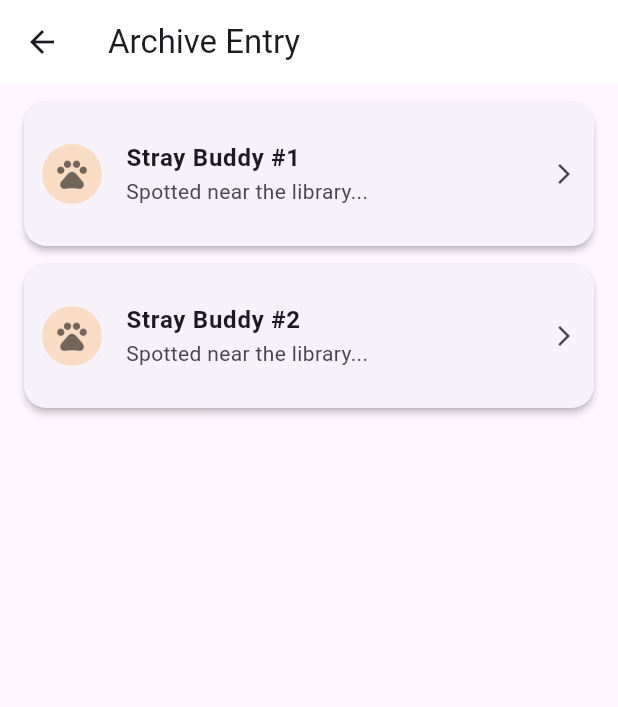
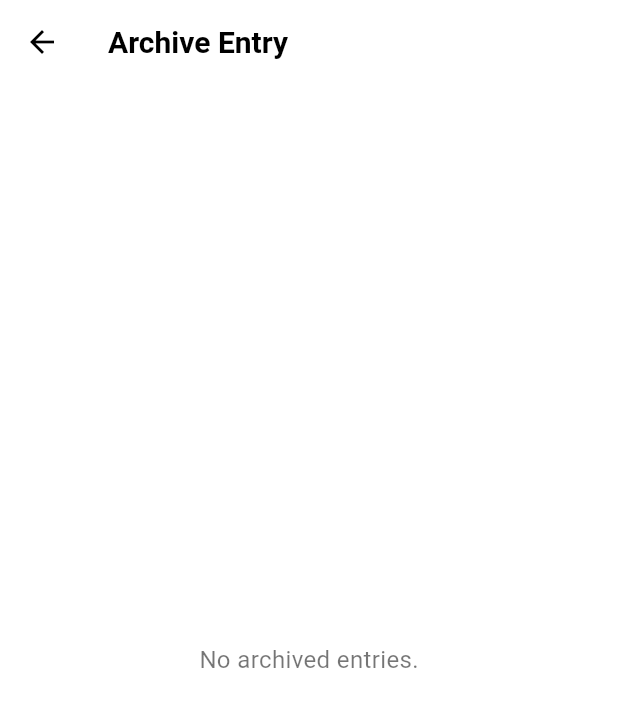
Before and after one commit to smcdelacruz/CMSC156-Embark-App, a Flutter app: the HomeScreen screen opened by its route, after a tap on the "archive" icon, on a phone screen of 412 x 824 dp. Shown: the top 707 px of the screen. Run offline on Flutter 3.47's test engine with Material 3 defaults, Android fonts, the phone set to English and light mode, and no system bars; our stand-ins replace google_fonts, image_picker, like_button, shared_preferences; accounts and stored records are empty.

Commit message:
feat: implement archiving functionality for strays and enhance UI components

```diff
--- a/lib/models/stray.dart
+++ b/lib/models/stray.dart
@@ -11,6 +11,7 @@ class Stray {
   final String temperament;
   final String deworming;
   final String vaccination;
+  final bool isArchived;
 
   Stray({
     required this.id,
@@ -23,6 +24,7 @@ class Stray {
     required this.temperament,
     required this.deworming,
     required this.vaccination,
+    this.isArchived = false,
   });
 
   Map<String, dynamic> toMap() {
@@ -37,6 +39,7 @@ class Stray {
       'temperament': temperament,
       'deworming': deworming,
       'vaccination': vaccination,
+      'isArchived': isArchived,
     };
   }
 
@@ -52,6 +55,7 @@ class Stray {
       temperament: map['temperament'],
       deworming: map['deworming'],
       vaccination: map['vaccination'],
+      isArchived: map['isArchived'] ?? false,
     );
   }
 
--- a/lib/models/stray_storage.dart
+++ b/lib/models/stray_storage.dart
@@ -4,20 +4,47 @@ import 'stray.dart';
 class StrayStorage {
   static const _key = 'stray_list';
 
+  /// Saves the list of strays to SharedPreferences
   static Future<void> saveStrays(List<Stray> strays) async {
     final prefs = await SharedPreferences.getInstance();
     final jsonList = strays.map((s) => s.toJson()).toList();
     await prefs.setStringList(_key, jsonList);
   }
 
+  /// Loads the list of strays from SharedPreferences
   static Future<List<Stray>> loadStrays() async {
     final prefs = await SharedPreferences.getInstance();
     final jsonList = prefs.getStringList(_key) ?? [];
     return jsonList.map((json) => Stray.fromJson(json)).toList();
   }
 
+  /// Retrieves all strays that have a specific location in their list of locations
   static Future<List<Stray>> getStraysByLocation(String location) async {
     final allStrays = await loadStrays();
     return allStrays.where((s) => s.locations.contains(location)).toList();
   }
+
+  /// Retrieves all strays that are not archived for Home Screen display
+  static Future<List<Stray>> loadActiveStrays() async {
+    final allStrays = await loadStrays();
+    return allStrays.where((s) => !s.isArchived).toList();
+  }
+
+  /// Retrieves all strays that are archived for Archive Screen display
+  static Future<List<Stray>> loadArchivedStrays() async {
+    final allStrays = await loadStrays();
+    return allStrays.where((s) => s.isArchived).toList();
+  }
+
+  /// Updates a specific stray in the list and saves it back to SharedPreferences
+  /// by matching the stray's id. for Archiving/Unarchiving.
+  static Future<void> updateStray(Stray updatedStray) async {
+    List<Stray> allStrays = await loadStrays();
+    final index = allStrays.indexWhere((s) => s.id == updatedStray.id);
+
+    if (index != -1) {
+      allStrays[index] = updatedStray;
+      await saveStrays(allStrays);
+    }
+  }
 }
--- a/lib/screens/add_entry/add_entry_stepone.dart
+++ b/lib/screens/add_entry/add_entry_stepone.dart
@@ -6,7 +6,7 @@ import 'package:flutter/services.dart';
 import 'add_entry_steptwo.dart';
 import '../../widgets/app_color.dart';
 import '../../widgets/trait_chip.dart';
-
+// This is the first step of the Add Entry flow, where users input basic details about the stray.
 class AddEntryStep1 extends StatefulWidget {
   const AddEntryStep1({super.key});
 
--- a/lib/screens/add_entry/add_entry_steptwo.dart
+++ b/lib/screens/add_entry/add_entry_steptwo.dart
@@ -3,7 +3,7 @@ import 'package:shared_preferences/shared_preferences.dart';
 import '../../widgets/app_color.dart';
 import '../../models/stray.dart';
 import 'confirm_submit.dart';
-
+// This is the second step of the Add Entry flow, where users input additional details about the stray.
 class AddEntryStep2 extends StatefulWidget {
   const AddEntryStep2({super.key});
 
--- a/lib/screens/archive_entry.dart
+++ b/lib/screens/archive_entry.dart
@@ -1,5 +1,13 @@
 import 'package:flutter/material.dart';
+import '../../models/stray.dart';
+import '../../models/stray_storage.dart';
+import '../../widgets/stray_card.dart';
+import 'feature_page/feature_page.dart';
 
+/// This screen displays all archived stray entries in a list format.
+/// It retrieves the archived strays from StrayStorage and shows them using StrayCard widgets.
+/// Tapping on an archived entry navigates to the FeaturePage with the isArchivedView flag set to true,
+/// allowing users to view details and unarchive if desired.
 class ArchiveEntryScreen extends StatefulWidget {
   const ArchiveEntryScreen({super.key});
 
@@ -8,45 +16,72 @@ class ArchiveEntryScreen extends StatefulWidget {
 }
 
 class _ArchiveEntryScreenState extends State<ArchiveEntryScreen> {
+  List<Stray> archivedStrays = []; // State variable to hold archived strays
+
+  @override
+  void didChangeDependencies() {
+    super.didChangeDependencies();
+    _loadArchivedStrays(); // Load archived strays when the screen is first displayed
+  }
+
+  Future<void> _loadArchivedStrays() async {
+    final strays = await StrayStorage.loadArchivedStrays();
+    setState(() {
+      archivedStrays = strays;
+    });
+  }
+
   @override
   Widget build(BuildContext context) {
     return Scaffold(
-      appBar: AppBar(title: const Text("Archive Entry")),
-      body: Padding(
-        padding: const EdgeInsets.symmetric(horizontal: 16.0, vertical: 12),
-        // PLACEHOLDER: List of Added Strays
-              child: ListView.builder(
-                itemCount: 2,
+      appBar: AppBar(
+        title: const Text("Archive Entry"),
+        backgroundColor: Colors.white,
+        elevation: 0,
+        iconTheme: const IconThemeData(color: Colors.black),
+        titleTextStyle: const TextStyle(color: Colors.black, fontSize: 20, fontWeight: FontWeight.bold),
+      ),
+      backgroundColor: Colors.white,
+      body: SafeArea(
+        child: Padding(
+          padding: const EdgeInsets.all(16.0),
+
+          // Checks if the list is empty first
+          child: archivedStrays.isEmpty
+              ? const Center(
+                  child: Text(
+                    "No archived entries.",
+                    style: TextStyle(color: Colors.black54, fontSize: 16),
+                  ),
+                )
+
+              : ListView.builder(
+                  itemCount: archivedStrays.length,
                   itemBuilder: (context, index) {
-                  return Card(
-                    elevation: 2,
-                    margin: const EdgeInsets.only(bottom: 12),
-                    shape: RoundedRectangleBorder(
-                      borderRadius: BorderRadius.circular(15),
+                    final stray = archivedStrays[index];
+
+                    return StrayCard(
+                      stray: stray,
+
+                      onTap: () async {
+                        await Navigator.push(
+                          context,
+                          MaterialPageRoute(
+                            builder: (_) => FeaturePage(
+                              stray: stray,
+                              isArchivedView: true,
                             ),
-                    // ListTile is a great temporary widget for lists
-                    child: ListTile(
-                      contentPadding: const EdgeInsets.all(12),
-                      leading: const CircleAvatar(
-                        backgroundColor: Color(0xFFF9DCC4),
-                        child: Icon(Icons.pets, color: Colors.black54),
                           ),
-                      title: Text(
-                        "Stray Buddy #${index + 1}",
-                        style: const TextStyle(fontWeight: FontWeight.bold),
-                      ),
-                      subtitle: const Text("Spotted near the library..."),
-                      trailing: const Icon(Icons.arrow_forward_ios, size: 16),
+                        );
 
-                      // Routing to the Feature Page
-                      onTap: () {
-                        Navigator.pushNamed(context, '/feature');
+                        // Reload archived strays when coming back from the feature page in case of any changes
+                        _loadArchivedStrays();
                       },
-                    ),
                     );
                   },
                 ),
-
-    ),);
+        ),
+      ),
+    );
   }
 }
--- a/lib/screens/home.dart
+++ b/lib/screens/home.dart
@@ -1,4 +1,5 @@
 import 'dart:io';
+import 'package:cmsc156_embark_app/models/stray_storage.dart';
 import 'package:flutter/material.dart';
 import 'package:shared_preferences/shared_preferences.dart';
 import 'feature_page/feature_page.dart';
@@ -24,10 +25,12 @@ class _HomeScreenState extends State<HomeScreen> {
 
   Future<void> loadStrays() async {
     final prefs = await SharedPreferences.getInstance();
-    final data = prefs.getStringList('stray_list') ?? [];
+    // final data = prefs.getStringList('stray_list') ?? [];
+    final activeStrays = await StrayStorage.loadActiveStrays();
 
     setState(() {
-      strays = data.map((e) => Stray.fromJson(e)).toList();
+      // strays = data.map((e) => Stray.fromJson(e)).toList();
+      strays = activeStrays;
     });
   }
 
@@ -54,8 +57,9 @@ class _HomeScreenState extends State<HomeScreen> {
                       color: Colors.black54,
                       size: 30,
                     ),
-                    onPressed: () {
-                      Navigator.pushNamed(context, '/archive');
+                    onPressed: () async {
+                      await Navigator.pushNamed(context, '/archive');
+                      loadStrays(); // Refresh the list when coming back from the archive
                     },
                   ),
                 ],
@@ -109,13 +113,14 @@ class _HomeScreenState extends State<HomeScreen> {
 
                           return StrayCard(
                             stray: stray,
-                            onTap: () {
-                              Navigator.push(
+                            onTap: () async {
+                              await Navigator.push(
                                 context,
                                 MaterialPageRoute(
                                   builder: (_) => FeaturePage(stray: stray),
                                 ),
                               );
+                              loadStrays();
                             },
                           );
                         },
--- a/lib/widgets/stray_card.dart
+++ b/lib/widgets/stray_card.dart
@@ -19,7 +19,7 @@ class StrayCard extends StatelessWidget {
           borderRadius: BorderRadius.circular(18),
           boxShadow: [
             BoxShadow(
-              color: Colors.black.withOpacity(0.08),
+              color: Colors.black.withValues(alpha: 0.08),
               blurRadius: 8,
               offset: const Offset(0, 4),
             ),
```
Also changed, not shown: lib/screens/feature_page/feature_page.dart (+111 -42 lines), lib/widgets/feature_menu_dropdown.dart (+8 -6 lines). Lines whose indentation alone changed are shown as unchanged.
